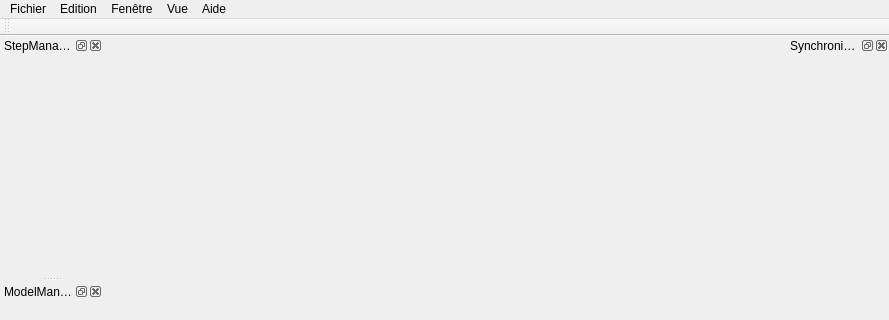
The window that ComputreeGui/view/MainView/gmainwindow.ui (computree/computree-v3) describes before a commit, drawn with Qt 5; both pictures show x 0 to 889 and y 0 to 320 of the 889 by 673 pixel window.
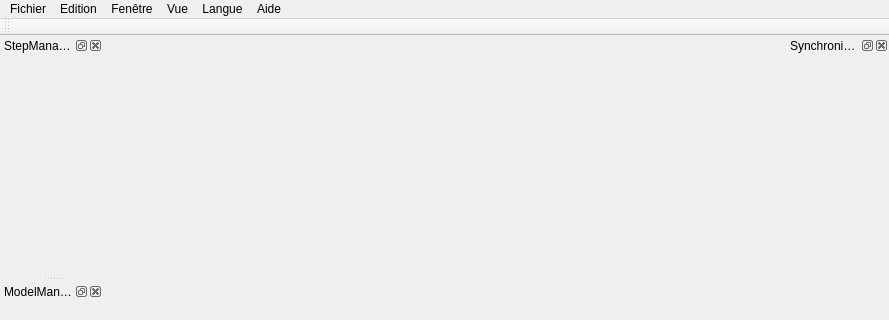
The same window after the commit. Icons and pictures are not drawn. Custom widgets are drawn as their Qt base class.

```diff
--- a/ComputreeGui/view/MainView/gmainwindow.ui
+++ b/ComputreeGui/view/MainView/gmainwindow.ui
@@ -95,7 +95,7 @@
      <x>0</x>
      <y>0</y>
      <width>889</width>
-     <height>31</height>
+     <height>21</height>
     </rect>
    </property>
    <widget class="QMenu" name="menuFichier">
@@ -125,10 +125,16 @@
     <addaction name="actionCascade"/>
     <addaction name="actionTile"/>
    </widget>
+   <widget class="QMenu" name="menuLangue">
+    <property name="title">
+     <string>Langue</string>
+    </property>
+   </widget>
    <addaction name="menuFichier"/>
    <addaction name="menuEdition"/>
    <addaction name="menuFenetre"/>
    <addaction name="menuVue"/>
+   <addaction name="menuLangue"/>
    <addaction name="menuAide"/>
   </widget>
   <widget class="QStatusBar" name="statusbar"/>
```
